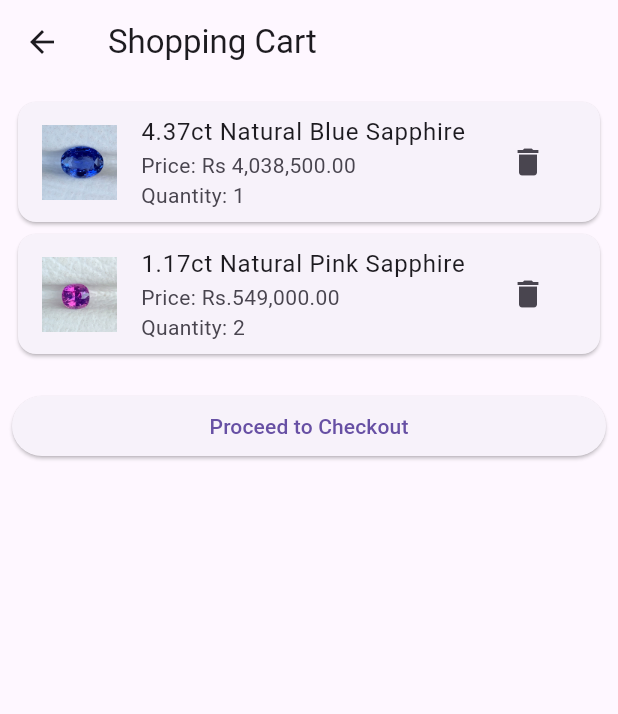
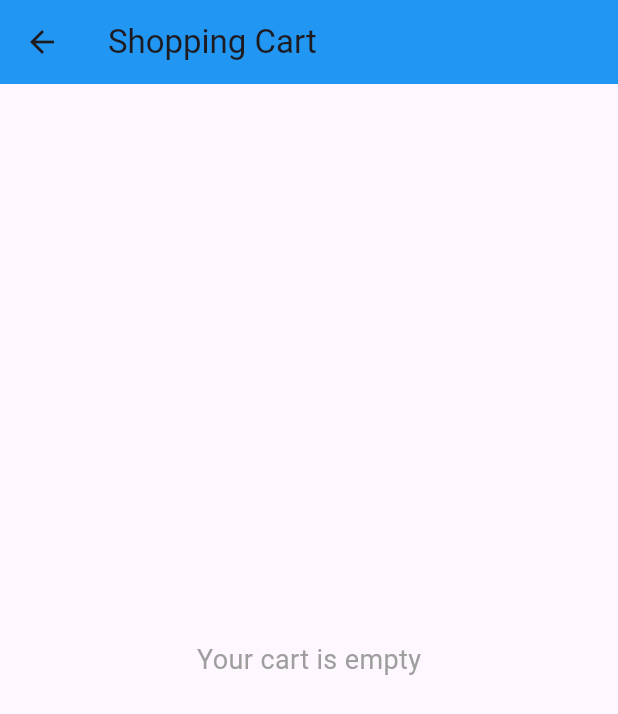
Before and after one commit to RensithUdara/gemhub_mobileapp, a Flutter app: the CartScreen screen opened directly, on a phone screen of 412 x 824 dp. Shown: the top 714 px of the screen. Run offline on Flutter 3.47's test engine with Material 3 defaults, Android fonts, the phone set to English and light mode, and no system bars; our stand-ins replace animated_bottom_navigation_bar, carousel_slider, cloud_firestore, firebase_auth, firebase_core, firebase_storage and 3 more; accounts and stored records are empty.

Commit message:
fix(cart-screen): refactor CartScreen to manage cart items and implement quantity adjustments

```diff
--- a/lib/screens/cart_screen/cart_screen.dart
+++ b/lib/screens/cart_screen/cart_screen.dart
@@ -1,76 +1,169 @@
 import 'package:flutter/material.dart';
 
-class CartScreen extends StatelessWidget {
-  const CartScreen({super.key});
+class CartScreen extends StatefulWidget {
+  final List<CartItem> cartItems;
+
+  const CartScreen({super.key, required this.cartItems});
+
+  @override
+  _CartScreenState createState() => _CartScreenState();
+}
+
+class CartItem {
+  final String imagePath;
+  final String title;
+  final double price;
+  int quantity;
+
+  CartItem({
+    required this.imagePath,
+    required this.title,
+    required this.price,
+    required this.quantity,
+  });
+
+  double get totalPrice => price * quantity;
+}
+
+class _CartScreenState extends State<CartScreen> {
+  void _removeItem(int index) {
+    setState(() {
+      widget.cartItems.removeAt(index);
+    });
+  }
+
+  void _incrementQuantity(int index) {
+    setState(() {
+      widget.cartItems[index].quantity++;
+    });
+  }
+
+  void _decrementQuantity(int index) {
+    setState(() {
+      if (widget.cartItems[index].quantity > 1) {
+        widget.cartItems[index].quantity--;
+      } else {
+        widget.cartItems.removeAt(index);
+      }
+    });
+  }
+
+  double _calculateTotal() {
+    return widget.cartItems.fold(0, (sum, item) => sum + item.totalPrice);
+  }
 
   @override
   Widget build(BuildContext context) {
     return Scaffold(
       appBar: AppBar(
         title: const Text('Shopping Cart'),
+        backgroundColor: Colors.blue,
       ),
-      body: ListView(
-        padding: const EdgeInsets.all(8),
+      body: widget.cartItems.isEmpty
+          ? const Center(
+              child: Text(
+                'Your cart is empty',
+                style: TextStyle(fontSize: 18, color: Colors.grey),
+              ),
+            )
+          : Column(
               children: [
-          const CartItemCard(
-            imagePath: 'assets/images/gem01.jpg',
-            title: '4.37ct Natural Blue Sapphire',
-            price: 'Rs 4,038,500.00',
-            quantity: 1,
+                Expanded(
+                  child: ListView.builder(
+                    itemCount: widget.cartItems.length,
+                    itemBuilder: (context, index) {
+                      final item = widget.cartItems[index];
+                      return Card(
+                        margin: const EdgeInsets.symmetric(horizontal: 10, vertical: 5),
+                        child: ListTile(
+                          leading: Image.asset(
+                            item.imagePath,
+                            width: 50,
+                            height: 50,
+                            fit: BoxFit.cover,
                           ),
-          const CartItemCard(
-            imagePath: 'assets/images/gem02.jpg',
-            title: '1.17ct Natural Pink Sapphire',
-            price: 'Rs.549,000.00',
-            quantity: 2,
+                          title: Text(item.title),
+                          subtitle: Text(
+                            '${item.price} x ${item.quantity} = \$${item.totalPrice.toStringAsFixed(2)}',
                           ),
-          const SizedBox(height: 20),
-          ElevatedButton(
+                          trailing: Row(
+                            mainAxisSize: MainAxisSize.min,
+                            children: [
+                              IconButton(
+                                icon: const Icon(Icons.remove),
+                                onPressed: () => _decrementQuantity(index),
+                              ),
+                              Text('${item.quantity}'),
+                              IconButton(
+                                icon: const Icon(Icons.add),
+                                onPressed: () => _incrementQuantity(index),
+                              ),
+                              IconButton(
+                                icon: const Icon(Icons.delete, color: Colors.red),
+                                onPressed: () => _removeItem(index),
+                              ),
+                            ],
+                          ),
+                        ),
+                      );
+                    },
+                  ),
+                ),
+                Container(
+                  padding: const EdgeInsets.all(16),
+                  decoration: BoxDecoration(
+                    color: Colors.white,
+                    boxShadow: [
+                      BoxShadow(
+                        color: Colors.grey.withOpacity(0.2),
+                        spreadRadius: 1,
+                        blurRadius: 5,
+                      ),
+                    ],
+                  ),
+                  child: Row(
+                    mainAxisAlignment: MainAxisAlignment.spaceBetween,
+                    children: [
+                      const Text(
+                        'Total:',
+                        style: TextStyle(
+                          fontSize: 20,
+                          fontWeight: FontWeight.bold,
+                        ),
+                      ),
+                      Text(
+                        '\$${_calculateTotal().toStringAsFixed(2)}',
+                        style: const TextStyle(
+                          fontSize: 20,
+                          fontWeight: FontWeight.bold,
+                          color: Colors.green,
+                        ),
+                      ),
+                    ],
+                  ),
+                ),
+                Padding(
+                  padding: const EdgeInsets.all(16.0),
+                  child: SizedBox(
+                    width: double.infinity,
+                    child: ElevatedButton(
+                      style: ElevatedButton.styleFrom(
+                        backgroundColor: Colors.blue,
+                        foregroundColor: Colors.white,
+                        padding: const EdgeInsets.symmetric(vertical: 15),
+                      ),
                       onPressed: () {
-              // Implement checkout action here
+                        // Handle checkout process
                       },
-            child: const Text('Proceed to Checkout'),
+                      child: const Text(
+                        'Checkout',
+                        style: TextStyle(fontSize: 18),
+                      ),
+                    ),
+                  ),
                 ),
               ],
             ),
     );
   }
 }
-
-class CartItemCard extends StatelessWidget {
-  final String imagePath;
-  final String title;
-  final String price;
-  final int quantity;
-
-  const CartItemCard({
-    super.key,
-    required this.imagePath,
-    required this.title,
-    required this.price,
-    required this.quantity,
-  });
-
-  @override
-  Widget build(BuildContext context) {
-    return Card(
-      child: ListTile(
-        leading: Image.asset(imagePath, fit: BoxFit.cover, width: 50),
-        title: Text(title),
-        subtitle: Column(
-          crossAxisAlignment: CrossAxisAlignment.start,
-          children: [
-            Text('Price: $price'),
-            Text('Quantity: $quantity'),
-          ],
-        ),
-        trailing: IconButton(
-          icon: const Icon(Icons.delete),
-          onPressed: () {
-            // Implement delete item action here
-          },
-        ),
-      ),
-    );
-  }
-}
```
Lines whose indentation alone changed are shown as unchanged.
